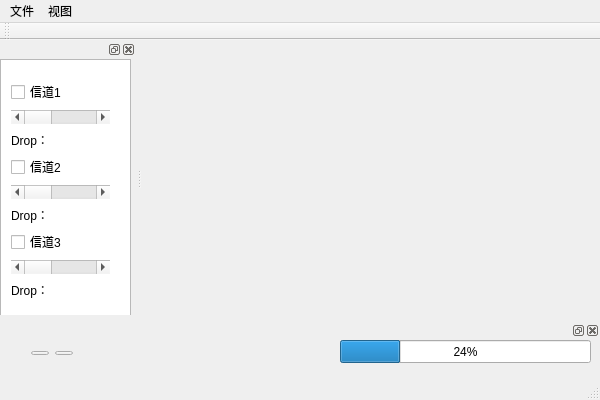
Before: the Qt Designer form Channel_sim/Channel_sim.ui in Marc0H4/Channel_sim, drawn with Qt 5.
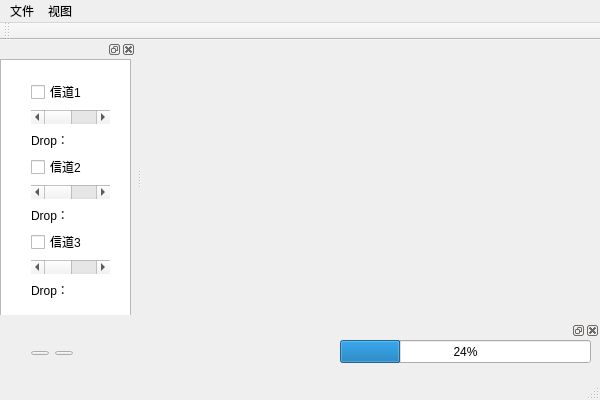
After: the same form once the commit is applied. Icons and pictures are not drawn.

```diff
--- a/Channel_sim/Channel_sim.ui
+++ b/Channel_sim/Channel_sim.ui
@@ -101,9 +101,9 @@
     <widget class="QWidget" name="layoutWidget">
      <property name="geometry">
       <rect>
-       <x>0</x>
+       <x>20</x>
        <y>10</y>
-       <width>121</width>
+       <width>101</width>
        <height>241</height>
       </rect>
      </property>
```
